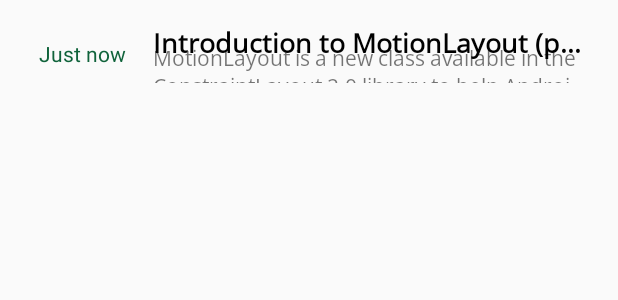
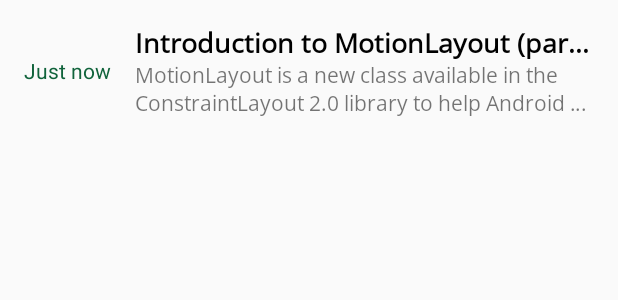
Before and after one commit to chettrir1/TaskManager, an Android app: the layout viewholder_notification_recycler_item.xml on its own in the app's theme, with its tools: preview values and no code run, on a phone screen of 412 x 824 dp. Shown: the top 300 px of the screen. Run offline under Robolectric (Android 15) with nearby library versions, the phone set to English and light mode, and no system bars.

Commit message:
notification part completed

```diff
--- a/app/src/main/java/com/techsales/taskmanager/dashboard/DashboardPresenter.java
+++ b/app/src/main/java/com/techsales/taskmanager/dashboard/DashboardPresenter.java
@@ -95,7 +95,7 @@
         disposable = component.data().getAllTasks(component.data().savedUserInfo().getId())
                 .subscribe((List<WhereTask> whereTasksList) -> {
 //                    int itemCount = tasks.getItemCount();
-                    if (!Commons.isEmpty(whereTasksList)) {
+                    if (Commons.isEmpty(whereTasksList)) {
                         List<DashboardBottomRecyclerViewModel> viewModels = BaseTasksResponse.mapToViewModel(component.context(), whereTasksList);
                         view.showBottomRecyclerLoadSuccess(viewModels);
                     } else {
--- a/app/src/main/java/com/techsales/taskmanager/dashboard/container/DashboardActivity.java
+++ b/app/src/main/java/com/techsales/taskmanager/dashboard/container/DashboardActivity.java
@@ -16,6 +16,7 @@
 import com.techsales.taskmanager.dashboard.DashboardFragment;
 import com.techsales.taskmanager.databinding.ActivityDashboardBinding;
 import com.techsales.taskmanager.notes.container.NoteListActivity;
+import com.techsales.taskmanager.notification.container.NotificationActivity;
 import com.techsales.taskmanager.profile.container.ProfileActivity;
 
 public class DashboardActivity extends BaseActivity {
@@ -49,6 +50,10 @@
     @Override
     public boolean onOptionsItemSelected(@NonNull MenuItem item) {
         switch (item.getItemId()) {
+
+            case R.id.notification_src:
+                NotificationActivity.start(this);
+                break;
             case R.id.profile_src:
                 ProfileActivity.start(this);
                 break;
--- a/app/src/main/java/com/techsales/taskmanager/data/model/api/notification/NotificationResponse.java
+++ b/app/src/main/java/com/techsales/taskmanager/data/model/api/notification/NotificationResponse.java
@@ -1,9 +1,6 @@
 package com.techsales.taskmanager.data.model.api.notification;
 
-import android.content.Context;
-
 import com.google.gson.annotations.SerializedName;
-import com.techsales.taskmanager.data.model.viewmodel.notification.NotificationViewModel;
 
 public class NotificationResponse {
     private String id;
@@ -57,7 +54,4 @@
         this.createdAt = createdAt;
     }
 
-    public static NotificationViewModel mapToViewModel(Context context, NotificationResponse response) {
-        return new NotificationViewModel(context, response);
-    }
 }
--- a/app/src/main/java/com/techsales/taskmanager/data/remote/RemoteRepo.java
+++ b/app/src/main/java/com/techsales/taskmanager/data/remote/RemoteRepo.java
@@ -1,10 +1,11 @@
 package com.techsales.taskmanager.data.remote;
 
+import com.techsales.taskmanager.data.model.api.notification.BaseNotificationResponse;
 import com.techsales.taskmanager.data.model.login.UserInfo;
 import com.techsales.taskmanager.data.model.api.BaseResponse;
 import com.techsales.taskmanager.data.model.api.dashboard.BaseTasksResponse;
-import com.techsales.taskmanager.data.model.api.notification.NotificationResponse;
 
+import java.util.List;
 import java.util.Map;
 
 import io.reactivex.Single;
@@ -40,7 +41,7 @@
             @Part MultipartBody.Part file);
 
     @GET("task/notification")
-    Single<BaseResponse<NotificationResponse>> getNotifications(
+    Single<BaseNotificationResponse> getNotifications(
             @Query("user_id") String user_id);
 
 }
--- a/app/src/main/java/com/techsales/taskmanager/notes/container/AddNotesActivity.java
+++ b/app/src/main/java/com/techsales/taskmanager/notes/container/AddNotesActivity.java
@@ -22,6 +22,7 @@
     protected void onCreate(Bundle savedInstanceState) {
         super.onCreate(savedInstanceState);
         ActivityAddNotesBinding binding = DataBindingUtil.setContentView(this, R.layout.activity_add_notes);
+
         getSupportFragmentManager().beginTransaction()
                 .replace(R.id.addNotesContainer, AddNotesFragment.getInstance())
                 .commit();
--- a/app/src/main/res/layout/fragment_notification.xml
+++ b/app/src/main/res/layout/fragment_notification.xml
@@ -12,7 +12,7 @@
             android:layout_height="match_parent" />
 
         <LinearLayout
-            android:id="@id/content"
+            android:id="@+id/content"
             android:layout_width="match_parent"
             android:layout_height="match_parent"
             android:orientation="vertical">
--- a/app/src/main/res/layout/viewholder_notification_recycler_item.xml
+++ b/app/src/main/res/layout/viewholder_notification_recycler_item.xml
@@ -1,5 +1,7 @@
 <?xml version="1.0" encoding="utf-8"?>
-<layout xmlns:android="http://schemas.android.com/apk/res/android">
+<layout xmlns:tools="http://schemas.android.com/tools"
+    xmlns:app="http://schemas.android.com/apk/res-auto"
+    xmlns:android="http://schemas.android.com/apk/res/android">
 
     <data>
 
@@ -8,8 +10,7 @@
             type="com.techsales.taskmanager.data.model.viewmodel.notification.NotificationViewModel" />
     </data>
 
-    <androidx.constraintlayout.widget.ConstraintLayout xmlns:app="http://schemas.android.com/apk/res-auto"
-        xmlns:tools="http://schemas.android.com/tools"
+    <androidx.constraintlayout.widget.ConstraintLayout
         android:layout_width="match_parent"
         android:layout_height="wrap_content">
 
@@ -17,14 +18,14 @@
             android:id="@+id/tvTime"
             android:layout_width="wrap_content"
             android:layout_height="wrap_content"
+            android:layout_marginTop="8dp"
+            android:layout_marginBottom="8dp"
             android:gravity="center|clip_vertical|center_vertical"
-            android:padding="@dimen/spacing_small"
             android:text="@{notification.timeAgo}"
             android:textColor="@color/colorPrimaryDark"
-            app:layout_constraintBottom_toTopOf="@+id/barrier"
+            app:layout_constraintBottom_toBottomOf="@+id/tvMessage"
             app:layout_constraintStart_toStartOf="@+id/leftGuideline"
-            app:layout_constraintTop_toTopOf="@+id/topGuideline"
-            app:layout_constraintVertical_bias="0.0"
+            app:layout_constraintTop_toTopOf="@+id/tvTitle"
             tools:text="Just now" />
 
         <androidx.constraintlayout.widget.Guideline
@@ -52,7 +53,7 @@
             android:id="@+id/tvTitle"
             android:layout_width="0dp"
             android:layout_height="wrap_content"
-            android:layout_marginStart="8dp"
+            android:layout_marginStart="16dp"
             android:ellipsize="end"
             android:fontFamily="@font/open_sans"
             android:singleLine="true"
@@ -69,16 +70,15 @@
             android:id="@+id/tvMessage"
             android:layout_width="0dp"
             android:layout_height="wrap_content"
-            android:layout_marginStart="8dp"
+            android:layout_marginStart="16dp"
             android:ellipsize="end"
             android:fontFamily="@font/open_sans"
             android:maxLines="2"
             android:singleLine="false"
             android:text="@{notification.notificationDescription}"
             android:textAppearance="@style/TextAppearance.AppCompat.Small"
-            app:layout_constraintBottom_toBottomOf="parent"
+            app:layout_constraintBottom_toTopOf="@+id/bottomGuideline"
             app:layout_constraintEnd_toStartOf="@+id/rightGuideline"
-            app:layout_constraintHorizontal_bias="0.0"
             app:layout_constraintStart_toEndOf="@+id/tvTime"
             app:layout_constraintTop_toBottomOf="@+id/tvTitle"
             tools:text="MotionLayout is a new class available in the ConstraintLayout 2.0 library to help Android developers manage motion and widget animation in their application." />
@@ -90,5 +90,13 @@
             app:barrierDirection="bottom"
             app:constraint_referenced_ids="tvMessage,tvTitle,tvTime"
             tools:layout_editor_absoluteY="88dp" />
+
+        <androidx.constraintlayout.widget.Guideline
+            android:id="@+id/bottomGuideline"
+            android:layout_width="wrap_content"
+            android:layout_height="wrap_content"
+            android:orientation="horizontal"
+            app:layout_constraintGuide_end="16dp" />
+
     </androidx.constraintlayout.widget.ConstraintLayout>
 </layout>
```
Also changed, not shown: app/src/main/java/com/techsales/taskmanager/data/Data.java (+6 -6 lines), app/src/main/java/com/techsales/taskmanager/data/model/api/notification/BaseNotificationResponse.java (added, +32 -0 lines), app/src/main/java/com/techsales/taskmanager/data/model/viewmodel/notification/NotificationViewModel.java (+7 -6 lines), app/src/main/java/com/techsales/taskmanager/notification/NotificationContract.java (+7 -3 lines), app/src/main/java/com/techsales/taskmanager/notification/NotificationFragment.java (+43 -5 lines), app/src/main/java/com/techsales/taskmanager/notification/NotificationPresenter.java (+18 -8 lines), app/src/main/java/com/techsales/taskmanager/notification/NotificationRecyclerAdapter.java (+64 -1 lines), app/src/main/java/com/techsales/taskmanager/notification/container/NotificationActivity.java (+17 -2 lines), app/src/main/java/com/techsales/taskmanager/utils/Commons.java (+7 -9 lines), app/src/main/res/layout/activity_notification.xml (+7 -6 lines).
